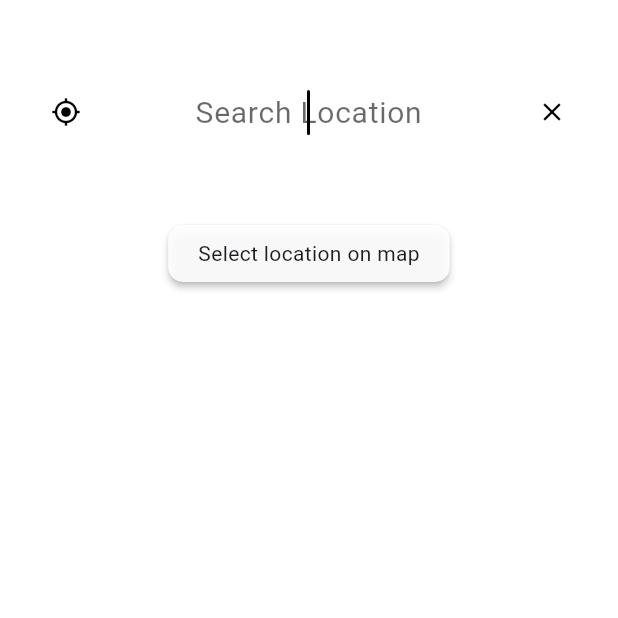
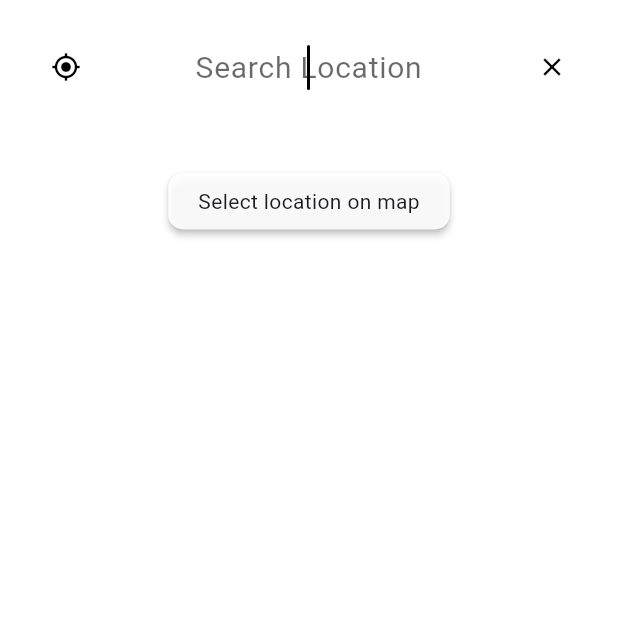
Before and after one commit to amir-msh/open_weather_flutter, a Flutter app: the LocationPicker screen opened directly with empty values, on a phone screen of 412 x 824 dp, the top half of it. Run offline on Flutter 3.47's test engine with Material 3 defaults, Android fonts, the phone set to English and light mode, and no system bars; our stand-ins replace bloc, flutter_bloc, geolocator, permission_handler; missing offline and left inert: mapbox_search.

Commit message:
Fix location picker  media query issues

```diff
--- a/lib/components/location_picker.dart
+++ b/lib/components/location_picker.dart
@@ -42,7 +42,7 @@ class _LocationPickerState extends State<LocationPicker> {
 
   final _searchBoxFocusNode = FocusNode();
   final _pageFocusNode = FocusNode();
-  final double topPadding = 30;
+  static const double topPadding = 20;
 
   Timer searchTimer = Timer(const Duration(seconds: 0), () {});
 
@@ -315,7 +315,9 @@ class _LocationPickerState extends State<LocationPicker> {
 
   @override
   Widget build(BuildContext context) {
-    return Scaffold(
+    return SafeArea(
+      top: true,
+      child: Scaffold(
         backgroundColor: Colors.transparent,
         primary: true,
         body: PopScope(
@@ -333,9 +335,7 @@ class _LocationPickerState extends State<LocationPicker> {
               children: <Widget>[
                 Positioned(
                   left: 20,
-                top: MediaQuery.of(context).padding.top +
-                    20 +
-                    topPadding, // here
+                  top: topPadding,
                   right: 20,
                   height: 70,
                   child: TextField(
@@ -423,9 +423,11 @@ class _LocationPickerState extends State<LocationPicker> {
                 ),
                 Positioned(
                   left: 0,
-                top: MediaQuery.of(context).padding.top + 75 + topPadding,
+                  top: topPadding + 60,
                   right: 0,
-                bottom: MediaQuery.of(context).viewInsets.bottom,
+                  bottom: MediaQuery.of(context)
+                      .viewInsets
+                      .bottom, // TODO: check sizing
                   child: RepaintBoundary(
                     child: ShaderMask(
                       blendMode: BlendMode.dstIn,
@@ -451,7 +453,8 @@ class _LocationPickerState extends State<LocationPicker> {
                           if (value == null) {
                             searchResult = const Center(
                               child: CircularProgressIndicator.adaptive(
-                              valueColor: AlwaysStoppedAnimation(Colors.white),
+                                valueColor:
+                                    AlwaysStoppedAnimation(Colors.white),
                               ),
                             );
                           } else if (value.isEmpty &&
@@ -459,8 +462,9 @@ class _LocationPickerState extends State<LocationPicker> {
                             searchResult = Align(
                               alignment: Alignment.topCenter,
                               child: Padding(
-                              padding:
-                                  EdgeInsets.only(top: 20 + topPadding - 10),
+                                padding: const EdgeInsets.only(
+                                  top: 10 + topPadding,
+                                ),
                                 child: RawMaterialButton(
                                   onPressed: () async {
                                     final selectedPosition =
@@ -476,8 +480,10 @@ class _LocationPickerState extends State<LocationPicker> {
                                           if (state is WeatherStatusOk) {
                                             return GlobeLocationPicker(
                                               initialPosition: (
-                                              state.weatherData.lat.toDouble(),
-                                              state.weatherData.lon.toDouble(),
+                                                state.weatherData.lat
+                                                    .toDouble(),
+                                                state.weatherData.lon
+                                                    .toDouble(),
                                                 null,
                                               ),
                                             );
@@ -533,7 +539,8 @@ class _LocationPickerState extends State<LocationPicker> {
                             );
                           } else if (value.isNotEmpty) {
                             searchResult = ListView.separated(
-                            padding: const EdgeInsets.fromLTRB(20, 20, 20, 15),
+                              padding:
+                                  const EdgeInsets.fromLTRB(20, 20, 20, 15),
                               physics: const BouncingScrollPhysics(),
                               controller: _placeListController,
                               separatorBuilder: (
@@ -562,6 +569,7 @@ class _LocationPickerState extends State<LocationPicker> {
             ),
           ),
         ),
+      ),
     );
   }
 }
--- a/lib/pages/home.dart
+++ b/lib/pages/home.dart
@@ -77,6 +77,7 @@ class _HomePageState extends State<HomePage> {
 
   @override
   Widget build(BuildContext context) {
+    final mainMediaQuery = MediaQuery.of(context);
     return Scaffold(
       resizeToAvoidBottomInset: false,
       body: BlocListener<WeatherCubit, WeatherStatus>(
@@ -163,8 +164,11 @@ class _HomePageState extends State<HomePage> {
                                   isScrollControlled: true,
                                   backgroundColor: Colors.transparent,
                                   builder: (BuildContext context) {
-                                    return LocationPicker(
-                                      isDay: weatherData.current.isDay,
+                                    return MediaQuery(
+                                      data: mainMediaQuery,
+                                      child: LocationPicker(
+                                        isDay: weatherData.current.isDay,
+                                      ),
                                     );
                                   },
                                 ).whenComplete(
```
Lines whose indentation alone changed are shown as unchanged.
